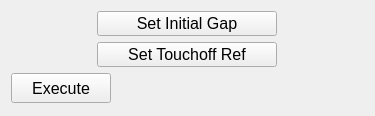
This is src/ECM_gui/touchoff_dialog/widget_front_panel_touchoff.ui in dmherrington/ECM-Control-System as Qt 5 draws it before an edit. The edited form follows.
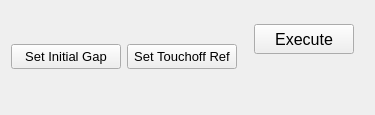
This is the edited form. Custom widgets are drawn as their Qt base class.

Patch:
```diff
--- a/src/ECM_gui/touchoff_dialog/widget_front_panel_touchoff.ui
+++ b/src/ECM_gui/touchoff_dialog/widget_front_panel_touchoff.ui
@@ -7,11 +7,11 @@
     <x>0</x>
     <y>0</y>
     <width>375</width>
-    <height>116</height>
+    <height>115</height>
    </rect>
   </property>
   <property name="sizePolicy">
-   <sizepolicy hsizetype="Fixed" vsizetype="Fixed">
+   <sizepolicy hsizetype="Fixed" vsizetype="MinimumExpanding">
     <horstretch>0</horstretch>
     <verstretch>0</verstretch>
    </sizepolicy>
@@ -19,13 +19,13 @@
   <property name="minimumSize">
    <size>
     <width>375</width>
-    <height>0</height>
+    <height>115</height>
    </size>
   </property>
   <property name="maximumSize">
    <size>
-    <width>1000</width>
-    <height>16777215</height>
+    <width>375</width>
+    <height>300</height>
    </size>
   </property>
   <property name="windowTitle">
@@ -33,12 +33,9 @@
   </property>
   <layout class="QGridLayout" name="gridLayout">
    <item row="0" column="0">
-    <layout class="QHBoxLayout" name="horizontalLayout_initialGap">
-     <property name="spacing">
-      <number>0</number>
-     </property>
+    <layout class="QVBoxLayout" name="verticalLayout_2">
      <item>
-      <widget class="QPushButton" name="pushButton_TouchoffGap">
+      <widget class="QPushButton" name="pushButton_TouchoffRef_2">
        <property name="sizePolicy">
         <sizepolicy hsizetype="Fixed" vsizetype="Fixed">
          <horstretch>0</horstretch>
@@ -47,19 +44,19 @@
        </property>
        <property name="minimumSize">
         <size>
-         <width>180</width>
+         <width>110</width>
          <height>25</height>
         </size>
        </property>
        <property name="maximumSize">
         <size>
-         <width>16777215</width>
+         <width>110</width>
          <height>25</height>
         </size>
        </property>
        <property name="font">
         <font>
-         <pointsize>12</pointsize>
+         <pointsize>10</pointsize>
         </font>
        </property>
        <property name="text">
@@ -67,13 +64,17 @@
        </property>
       </widget>
      </item>
-    </layout>
-   </item>
-   <item row="1" column="0">
-    <layout class="QHBoxLayout" name="horizontalLayout_touchoffRef">
+     <item>
+      <layout class="QVBoxLayout" name="verticalLayout_initialGap">
      <property name="spacing">
-      <number>0</number>
-     </property>
+        <number>1</number>
+       </property>
+      </layout>
+     </item>
+    </layout>
+   </item>
+   <item row="0" column="1">
+    <layout class="QVBoxLayout" name="verticalLayout">
      <item>
       <widget class="QPushButton" name="pushButton_TouchoffRef">
        <property name="sizePolicy">
@@ -84,19 +85,19 @@
        </property>
        <property name="minimumSize">
         <size>
-         <width>180</width>
+         <width>110</width>
          <height>25</height>
         </size>
        </property>
        <property name="maximumSize">
         <size>
-         <width>180</width>
+         <width>110</width>
          <height>25</height>
         </size>
        </property>
        <property name="font">
         <font>
-         <pointsize>12</pointsize>
+         <pointsize>10</pointsize>
         </font>
        </property>
        <property name="text">
@@ -104,10 +105,32 @@
        </property>
       </widget>
      </item>
-    </layout>
-   </item>
-   <item row="2" column="0">
-    <layout class="QHBoxLayout" name="horizontalLayout">
+     <item>
+      <layout class="QVBoxLayout" name="verticalLayout_touchoffRef">
+       <property name="spacing">
+        <number>1</number>
+       </property>
+      </layout>
+     </item>
+    </layout>
+   </item>
+   <item row="0" column="2">
+    <layout class="QVBoxLayout" name="verticalLayout_3">
+     <item>
+      <layout class="QHBoxLayout" name="horizontalLayout_2">
+       <item>
+        <spacer name="horizontalSpacer_2">
+         <property name="orientation">
+          <enum>Qt::Horizontal</enum>
+         </property>
+         <property name="sizeHint" stdset="0">
+          <size>
+           <width>2</width>
+           <height>20</height>
+          </size>
+         </property>
+        </spacer>
+       </item>
      <item>
       <widget class="QPushButton" name="pushButton_ExecuteTouchoff">
        <property name="sizePolicy">
@@ -139,13 +162,30 @@
       </widget>
      </item>
      <item>
-      <spacer name="horizontalSpacer">
+        <spacer name="horizontalSpacer_3">
        <property name="orientation">
         <enum>Qt::Horizontal</enum>
        </property>
        <property name="sizeHint" stdset="0">
         <size>
-         <width>40</width>
+           <width>2</width>
+           <height>20</height>
+          </size>
+         </property>
+        </spacer>
+       </item>
+      </layout>
+     </item>
+     <item>
+      <layout class="QHBoxLayout" name="horizontalLayout">
+       <item>
+        <spacer name="horizontalSpacer_4">
+         <property name="orientation">
+          <enum>Qt::Horizontal</enum>
+         </property>
+         <property name="sizeHint" stdset="0">
+          <size>
+           <width>2</width>
          <height>20</height>
         </size>
        </property>
@@ -172,6 +212,21 @@
         </size>
        </property>
       </widget>
+       </item>
+       <item>
+        <spacer name="horizontalSpacer_5">
+         <property name="orientation">
+          <enum>Qt::Horizontal</enum>
+         </property>
+         <property name="sizeHint" stdset="0">
+          <size>
+           <width>2</width>
+           <height>20</height>
+          </size>
+         </property>
+        </spacer>
+       </item>
+      </layout>
      </item>
     </layout>
    </item>
```
Lines whose indentation alone changed are shown as unchanged.
